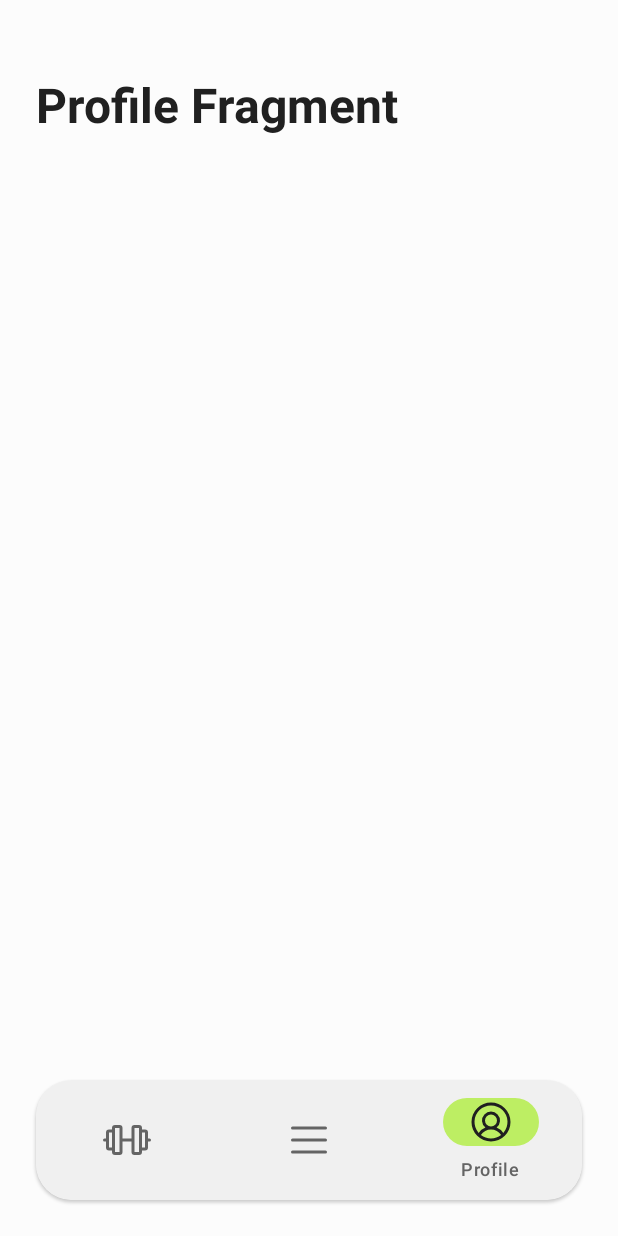
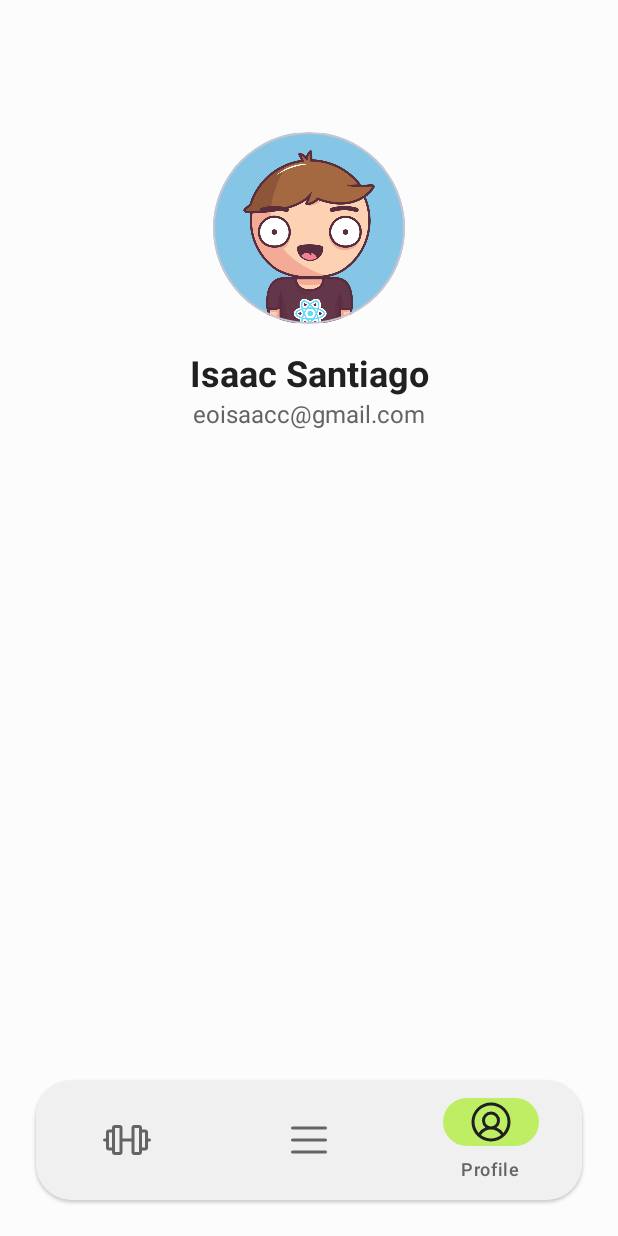
Before and after one commit to eoisaac/wod, an Android app: the WorkoutFragment screen opened directly, with no data from a screen before it, item 3 of the bottom bar chosen, on a phone screen of 412 x 824 dp. Run offline under Robolectric (Android 15) with nearby library versions, the light colour scheme and no system bars.

Commit message:
feat: display user picture in profile activity

```diff
--- a/app/src/main/java/com/eoisaac/wod/views/ExercisesFragment.kt
+++ b/app/src/main/java/com/eoisaac/wod/views/ExercisesFragment.kt
@@ -7,11 +7,7 @@ import android.view.View
 import android.view.ViewGroup
 import com.eoisaac.wod.databinding.FragmentExercisesBinding
 
-/**
- * A simple [Fragment] subclass.
- * Use the [ExercisesFragment.newInstance] factory method to
- * create an instance of this fragment.
- */
+
 class ExercisesFragment : Fragment() {
     private lateinit var binding: FragmentExercisesBinding
 
--- a/app/src/main/java/com/eoisaac/wod/views/ProfileFragment.kt
+++ b/app/src/main/java/com/eoisaac/wod/views/ProfileFragment.kt
@@ -7,11 +7,7 @@ import android.view.View
 import android.view.ViewGroup
 import com.eoisaac.wod.databinding.FragmentProfileBinding
 
-/**
- * A simple [Fragment] subclass.
- * Use the [ProfileFragment.newInstance] factory method to
- * create an instance of this fragment.
- */
+
 class ProfileFragment : Fragment() {
     private lateinit var binding: FragmentProfileBinding
 
--- a/app/src/main/java/com/eoisaac/wod/views/WorkoutFragment.kt
+++ b/app/src/main/java/com/eoisaac/wod/views/WorkoutFragment.kt
@@ -9,11 +9,7 @@ import com.eoisaac.wod.databinding.FragmentWorkoutBinding
 import com.eoisaac.wod.utils.getTimeBasedGreeting
 import java.util.*
 
-/**
- * A simple [Fragment] subclass.
- * Use the [WorkoutFragment.newInstance] factory method to
- * create an instance of this fragment.
- */
+
 class WorkoutFragment : Fragment() {
     private lateinit var binding: FragmentWorkoutBinding
 
--- a/app/src/main/res/layout/fragment_profile.xml
+++ b/app/src/main/res/layout/fragment_profile.xml
@@ -13,17 +13,58 @@
             tools:context=".views.SignInActivity"
             android:padding="24dp"
     >
+<!--        <com.google.android.material.textview.MaterialTextView-->
+<!--                android:id="@+id/sign_in_title"-->
+<!--                android:layout_width="match_parent"-->
+<!--                android:layout_height="0dp"-->
+<!--                android:text="@string/profile"-->
+<!--                style="@style/TitleTextStyle"-->
+<!--                android:layout_marginTop="24dp"-->
+<!--                app:layout_constraintStart_toStartOf="parent"-->
+<!--                app:layout_constraintEnd_toEndOf="parent"-->
+<!--                app:layout_constraintTop_toTopOf="parent"-->
+<!--        />-->
+
+        <com.google.android.material.card.MaterialCardView
+                android:id="@+id/profile_picture_card_view"
+                android:layout_width="128dp"
+                android:layout_height="128dp"
+                app:cardCornerRadius="999dp"
+                android:layout_marginTop="64dp"
+                app:layout_constraintTop_toTopOf="parent"
+                app:layout_constraintEnd_toEndOf="parent"
+                app:layout_constraintStart_toStartOf="parent"
+
+        >
+            <com.google.android.material.imageview.ShapeableImageView
+                    android:layout_width="wrap_content"
+                    android:layout_height="wrap_content"
+                    android:src="@drawable/user_picture"
+            />
+        </com.google.android.material.card.MaterialCardView>
+
         <com.google.android.material.textview.MaterialTextView
-                android:id="@+id/sign_in_title"
-                android:layout_width="match_parent"
-                android:layout_height="0dp"
-                android:text="Profile Fragment"
-                style="@style/TitleTextStyle"
-                android:layout_marginTop="24dp"
+                android:id="@+id/name_text_view"
+                android:layout_width="wrap_content"
+                android:layout_height="wrap_content"
+                android:text="Isaac Santiago"
+                style="@style/SubtitleTextStyle"
+                android:layout_marginTop="16dp"
+                app:layout_constraintTop_toBottomOf="@+id/profile_picture_card_view"
                 app:layout_constraintStart_toStartOf="parent"
                 app:layout_constraintEnd_toEndOf="parent"
-                app:layout_constraintTop_toTopOf="parent"
         />
+        <com.google.android.material.textview.MaterialTextView
+                android:id="@+id/email_text_view"
+                android:layout_width="wrap_content"
+                android:layout_height="wrap_content"
+                android:text="eoisaacc@gmail.com"
+                style="@style/BodyTextStyle"
+                app:layout_constraintTop_toBottomOf="@+id/name_text_view"
+                app:layout_constraintStart_toStartOf="parent"
+                app:layout_constraintEnd_toEndOf="parent"
+        />
+
 
     </androidx.constraintlayout.widget.ConstraintLayout>
 
--- a/app/src/main/res/layout/fragment_workout.xml
+++ b/app/src/main/res/layout/fragment_workout.xml
@@ -29,9 +29,8 @@
                 android:layout_width="wrap_content"
                 android:layout_height="wrap_content"
                 android:text="-"
-                android:textSize="16sp"
+                style="@style/BodyTextStyle"
                 android:textStyle="bold"
-                android:textColor="@color/gray_11"
                 app:layout_constraintStart_toStartOf="@id/greeting_text_view"
                 app:layout_constraintTop_toBottomOf="@id/greeting_text_view"
         />
--- a/app/src/main/res/values/strings.xml
+++ b/app/src/main/res/values/strings.xml
@@ -18,4 +18,5 @@
     <string name="morning_greeting">Good morning!</string>
     <string name="afternoon_greeting">Good afternoon!</string>
     <string name="evening_greeting">Good evening!</string>
+    <string name="profile">Profile</string>
 </resources>
--- a/app/src/main/res/values/styles.xml
+++ b/app/src/main/res/values/styles.xml
@@ -27,6 +27,17 @@
         <item name="android:textColor">@color/gray_12</item>
     </style>
 
+    <style name="SubtitleTextStyle" parent="Widget.MaterialComponents.TextView">
+        <item name="android:textSize">24sp</item>
+        <item name="android:textStyle">bold</item>
+        <item name="android:textColor">@color/gray_12</item>
+    </style>
+
+    <style name="BodyTextStyle" parent="Widget.MaterialComponents.TextView">
+        <item name="android:textSize">16sp</item>
+        <item name="android:textColor">@color/gray_11</item>
+    </style>
+
     <!-- Buttons -->
     <style name="PrimaryButtonStyle" parent="Widget.Material3.Button">
         <item name="android:textColor">@color/gray_dark</item>
```
Also changed, not shown: 1 other file.
